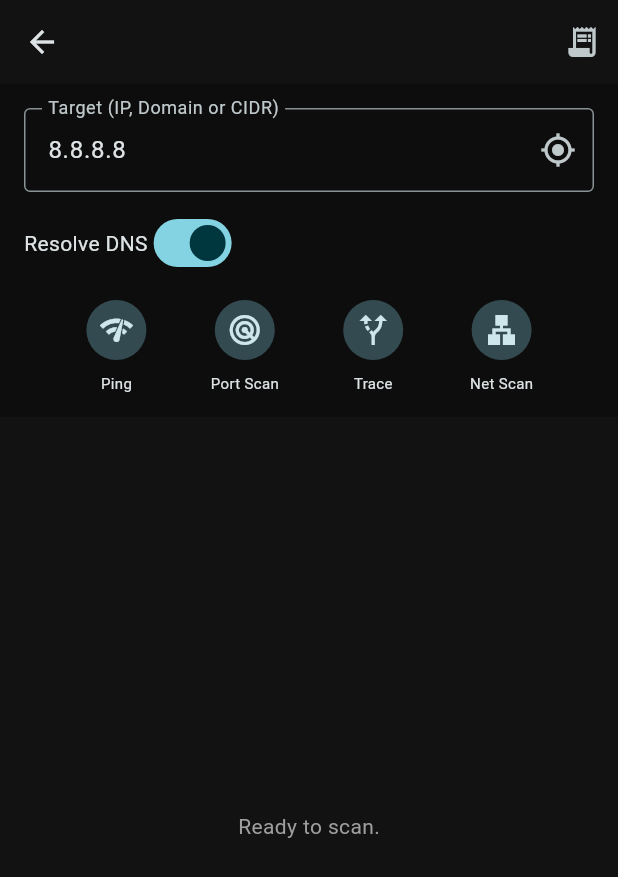
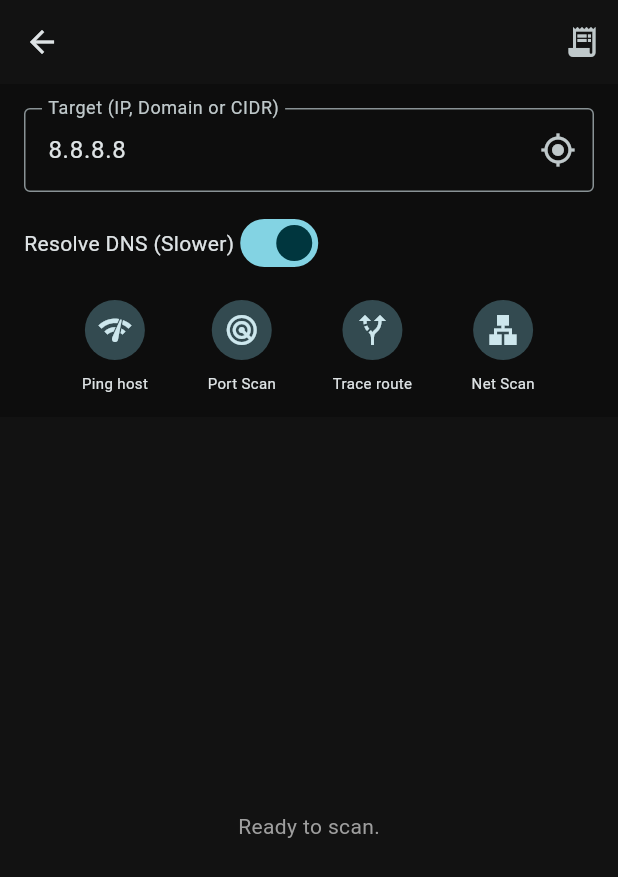
Before and after one commit to KretliJ/PyNetSketch_Mobile, a Flutter app: the ControlScreen screen opened directly with empty values, on a phone screen of 412 x 824 dp. Shown: the top 877 px of the screen. Run offline on Flutter 3.47's test engine with Material 3 defaults, Android fonts, the phone set to English and light mode, and no system bars.

Commit message:
Minor fixes

```diff
--- a/lib/main.dart
+++ b/lib/main.dart
@@ -814,7 +814,7 @@ class _ControlScreenState extends State<ControlScreen> {
                 // Controls Row
                 Row(
                   children: [
-                    const Text("Resolve DNS"),
+                    const Text("Resolve DNS (Slower)"),
                     Switch(
                       value: _resolveDns,
                       onChanged: _isBusy
@@ -842,7 +842,7 @@ class _ControlScreenState extends State<ControlScreen> {
                   children: [
                     _ActionButton(
                       icon: Icons.network_check,
-                      label: "Ping",
+                      label: "Ping host",
                       onTap: _isBusy ? null : () => _sendCommand("ping"),
                     ),
                     _ActionButton(
@@ -852,7 +852,7 @@ class _ControlScreenState extends State<ControlScreen> {
                     ),
                     _ActionButton(
                       icon: Icons.alt_route,
-                      label: "Trace",
+                      label: "Trace route",
                       onTap: _isBusy ? null : () => _sendCommand("traceroute"),
                     ),
                     _ActionButton(
```
